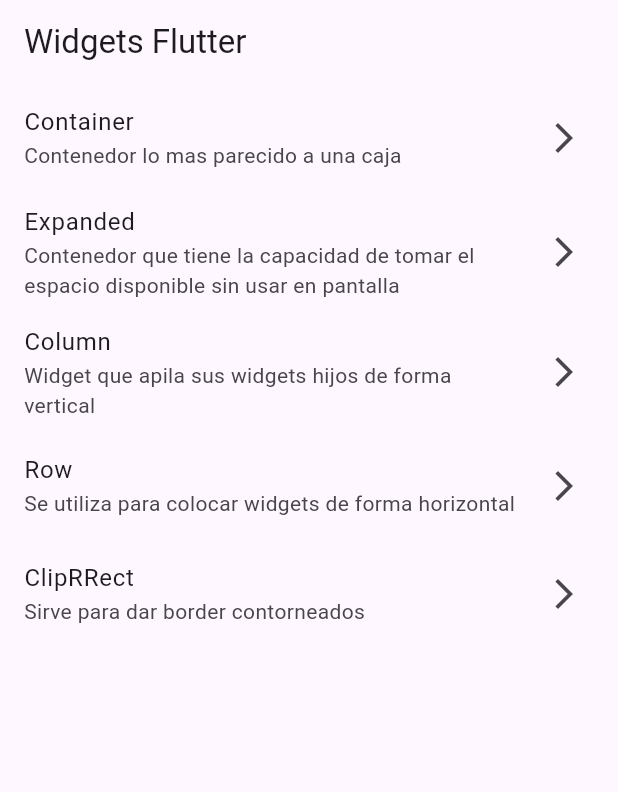
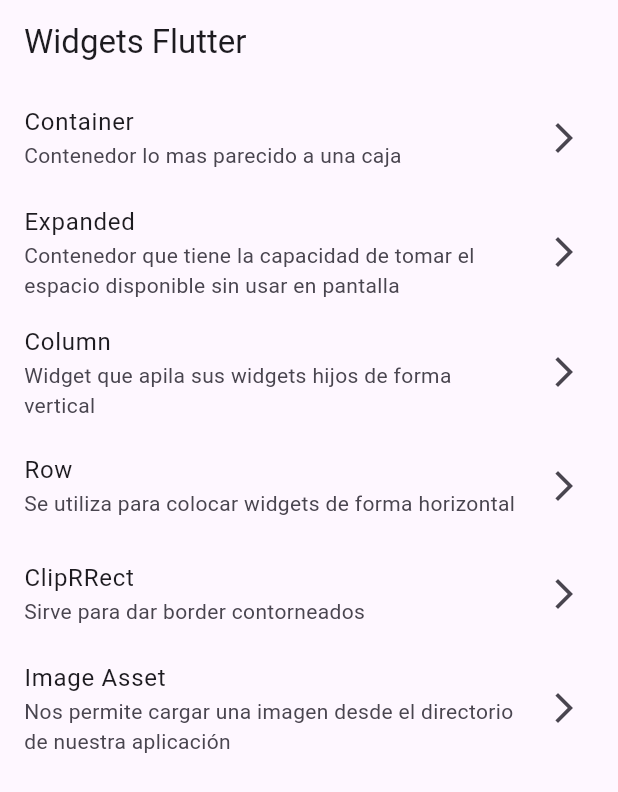
Before and after one commit to VMErik/flutter_widgets, a Flutter app: the screen it shows after launch, on a phone screen of 412 x 824 dp. Shown: the top 792 px of the screen. Run offline on Flutter 3.47's test engine with Material 3 defaults, Android fonts, the phone set to English and light mode, and no system bars.

Commit message:
Widget del dia Image.asset

```diff
--- a/lib/main.dart
+++ b/lib/main.dart
@@ -1,5 +1,4 @@
 import 'package:flutter/material.dart';
-import 'package:flutter_widgets_app/pages/container_screen.dart';
 import 'package:flutter_widgets_app/pages/home_screen.dart';
 import 'package:flutter_widgets_app/routes/routes.dart';
 
--- a/lib/pages/cliprrect_screen.dart
+++ b/lib/pages/cliprrect_screen.dart
@@ -17,6 +17,7 @@ class ClipRRectScreen extends StatelessWidget {
         ),
         body: Center(
           child: ClipRRect(
+            // Asignamos un borde de tipo circular (redondeado)
             borderRadius: BorderRadius.circular(50),
             child: Container(
               width: 300,
--- a/lib/pages/home_screen.dart
+++ b/lib/pages/home_screen.dart
@@ -55,6 +55,15 @@ class HomeScreen extends StatelessWidget {
               Navigator.of(context).pushNamed('/cliprrect');
             },
           ),
+           ListTile(
+            title: const Text('Image Asset'),
+            subtitle: const Text(
+                'Nos permite cargar una imagen desde el directorio de nuestra aplicación'),
+            trailing: const Icon(Icons.arrow_forward_ios_outlined),
+            onTap: () {
+              Navigator.of(context).pushNamed('/imageasset');
+            },
+          ),
         ],
       ),
     );
--- a/lib/routes/routes.dart
+++ b/lib/routes/routes.dart
@@ -3,6 +3,7 @@ import 'package:flutter_widgets_app/pages/cliprrect_screen.dart';
 import 'package:flutter_widgets_app/pages/column_screen.dart';
 import 'package:flutter_widgets_app/pages/container_screen.dart';
 import 'package:flutter_widgets_app/pages/expanded_screen.dart';
+import 'package:flutter_widgets_app/pages/imageasset_screen.dart';
 import 'package:flutter_widgets_app/pages/list_view_screen.dart';
 import 'package:flutter_widgets_app/pages/row_screen.dart';
 
@@ -14,6 +15,7 @@ class RouterApp{
     '/rows' : (BuildContext context) => const RowScreen(),
     '/listview' : (BuildContext context) => const ListViewScreen(),
     '/cliprrect' : (BuildContext context) => const ClipRRectScreen(),
+    '/imageasset' : (BuildContext context) => const ImageAssetScreen(),
 
   };
 }
--- a/pubspec.yaml
+++ b/pubspec.yaml
@@ -18,3 +18,6 @@ dev_dependencies:
 
 flutter:
   uses-material-design: true
+  # Indicamos el directorio de nuestros assets
+  assets:
+    - assets/img/
```
Also changed, not shown: lib/pages/imageasset_screen.dart (added, +36 -0 lines), assets/img/cat.jpg (added).
